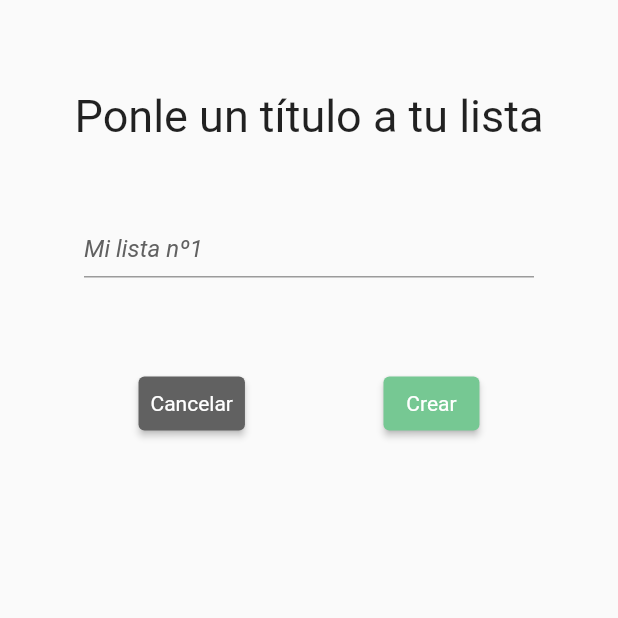
After one commit to MBM-devs/letscookit, a Flutter app: the screen it shows after launch, item 2 of the bottom bar chosen, after a tap on the "add" icon, on a phone screen of 412 x 824 dp, the top half of it. The commit adds this screen. Run offline on Flutter 3.47's test engine with Material 2 defaults, Android fonts, the phone set to English and light mode, and no system bars.

Commit message:
create list added

```diff
--- a/letscookit/lib/pages/bookmark.dart
+++ b/letscookit/lib/pages/bookmark.dart
@@ -4,6 +4,7 @@ import 'package:letscookit/utilities/libro_recetas.dart';
 import 'package:letscookit/utilities/lista_receta.dart';
 
 import '../utilities/receta.dart';
+import 'create_list.dart';
 
 class Bookmark extends StatefulWidget {
   Bookmark({Key? key}) : super(key: key);
@@ -40,11 +41,25 @@ class _BookmarkState extends State<Bookmark> {
                     );
                   },
                   leading: CircleAvatar(
-                    backgroundImage: AssetImage('assets/elfary.jpg'),
+                    //backgroundImage: AssetImage('assets/elfary.jpg'),
                   ),
                 ),
               );
             }
+        ),
+        FloatingActionButton(
+          child: Icon(Icons.add),
+          backgroundColor: Palette.mainGreen,
+          onPressed: (){
+            setState(() {
+              Navigator.push(
+                context,
+                MaterialPageRoute(
+                  builder: (context) => CreateList(),
+                )
+              );
+            });
+          },
         ),
       ],
     );
--- /dev/null
+++ b/letscookit/lib/pages/create_list.dart
@@ -0,0 +1,108 @@
+import 'package:flutter/material.dart';
+import 'package:letscookit/config/palette.dart';
+import 'package:letscookit/utilities/libro_recetas.dart';
+import 'package:letscookit/utilities/lista.dart';
+import 'package:letscookit/utilities/lista_receta.dart';
+import '../widgets/pasos_text_fields.dart';
+
+class CreateList extends StatefulWidget {
+  const CreateList({Key? key}) : super(key: key);
+
+  @override
+  State<CreateList> createState() => _CreateListState();
+}
+
+class _CreateListState extends State<CreateList> {
+  LibroRecetas libro = LibroRecetas();
+
+  TextEditingController _nombreLista = TextEditingController();
+  String nombre = '';
+
+  int numListas = 1;//libro.length();
+
+  @override
+  Widget build(BuildContext context) {
+    return Scaffold(
+      //padding: EdgeInsets.symmetric(horizontal: 10.0, vertical: 20.0),
+      body: Center(
+        child: Form(
+          child: Column(
+            mainAxisAlignment: MainAxisAlignment.start,
+            crossAxisAlignment: CrossAxisAlignment.center,
+            children: [
+              const SizedBox(height: 60.0,),
+              Text(
+                'Ponle un título a tu lista',
+                style: TextStyle(
+                  fontSize: 30.0,
+                ),
+              ),
+              const SizedBox(height: 60.0,),
+              SizedBox(
+                height: 30.0,
+                width: 300.0,
+                child: TextFormField(
+                  controller: _nombreLista,
+                  decoration: InputDecoration(
+                      hintText: 'Mi lista nº${numListas}', //Que el hint text sea el que escribirá por defecto
+                      hintStyle: TextStyle(
+                        color: Colors.grey[700],
+                        fontStyle: FontStyle.italic,
+                      )
+                  ),
+                  onSaved: (value) {
+                    if (value != null)
+                      nombre = value;
+                    else {
+                      nombre = 'Mi lista nº${numListas}';
+                      numListas++;
+                    }
+                  },
+                ),
+              ),
+              const SizedBox(height: 60.0,),
+              Row(
+                mainAxisAlignment: MainAxisAlignment.spaceEvenly,
+                crossAxisAlignment: CrossAxisAlignment.center,
+                children: [
+                  ElevatedButton(
+                    onPressed: () {
+                      Navigator.pop(context);
+                    },
+                    child: Text('Cancelar'),
+                    style: ElevatedButton.styleFrom(
+                      primary: Colors.grey[700],
+                      padding: const EdgeInsets.symmetric(horizontal: 8.0, vertical: 5.0),
+                      textStyle: TextStyle(color: Colors.grey[200]),
+                    ),
+                  ),
+                  ElevatedButton(
+                    onPressed: () {
+                      libro.crearLista(nombre);
+                      _clearInput();
+                      ScaffoldMessenger.of(context).showSnackBar(
+                        const SnackBar(content: Text('Processing Data')),
+                      );
+                      Navigator.pop(context);
+                    },
+                    child: Text('Crear'), //Podriamos poner que si el campo esta vacío, ponga 'Saltar' en vez de 'Crear'
+                    style: ElevatedButton.styleFrom(
+                      primary: Palette.mainGreen,
+                      padding: const EdgeInsets.symmetric(horizontal: 8.0, vertical: 5.0),
+                      textStyle: TextStyle(color: Colors.black),
+                    ),
+                  ),
+                ],
+              )
+            ],
+          ),
+        ),
+      ),
+    );
+  }
+
+  void _clearInput(){
+    _nombreLista.clear();
+    setState(() {});
+  }
+}
--- a/letscookit/lib/pages/shoppingBasket.dart
+++ b/letscookit/lib/pages/shoppingBasket.dart
@@ -20,6 +20,9 @@ class _shoppingBasketState extends State<shoppingBasket> {
     {Ingrediente("Ajo") : false}
   ];
   int _cont = 0;
+
+  TextEditingController _nombreReceta = TextEditingController();
+  String nombre = '';
   @override
   Widget build(BuildContext context) {
 
--- a/letscookit/pubspec.yaml
+++ b/letscookit/pubspec.yaml
@@ -57,8 +57,8 @@ flutter:
   uses-material-design: true
 
   # To add assets to your application, add an assets section, like this:
-  assets:
-     - assets/elfary.jpg
+  #assets:
+  #   - assets/elfary.jpg
   #   - images/a_dot_ham.jpeg
 
   # An image asset can refer to one or more resolution-specific "variants", see
```
